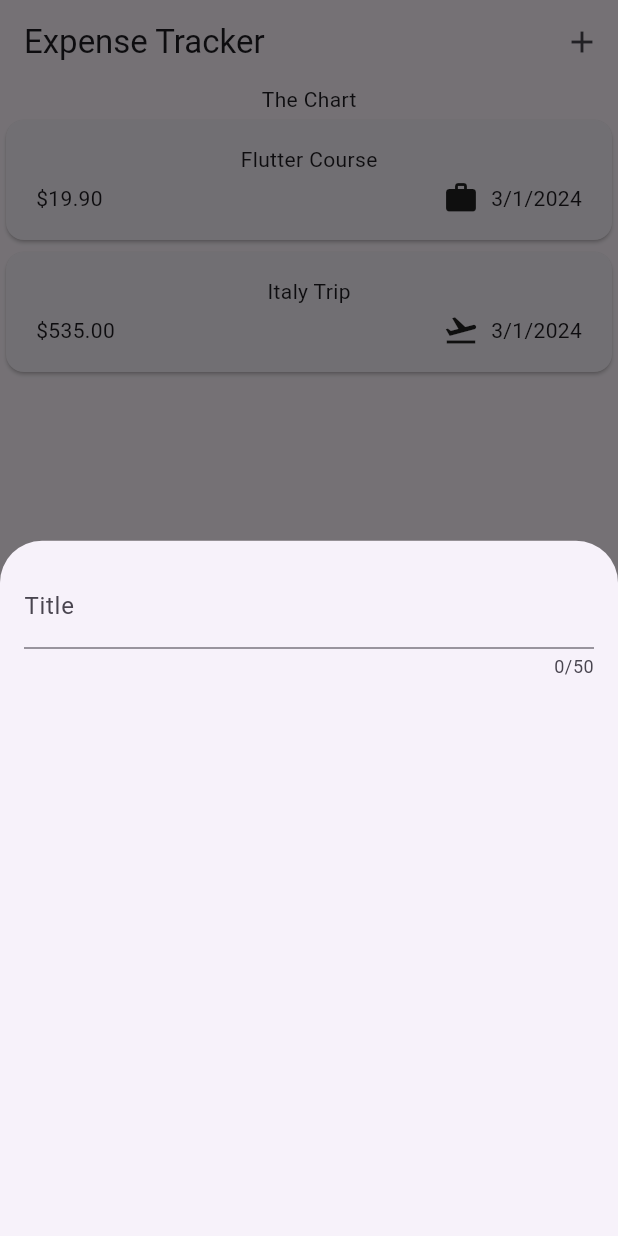
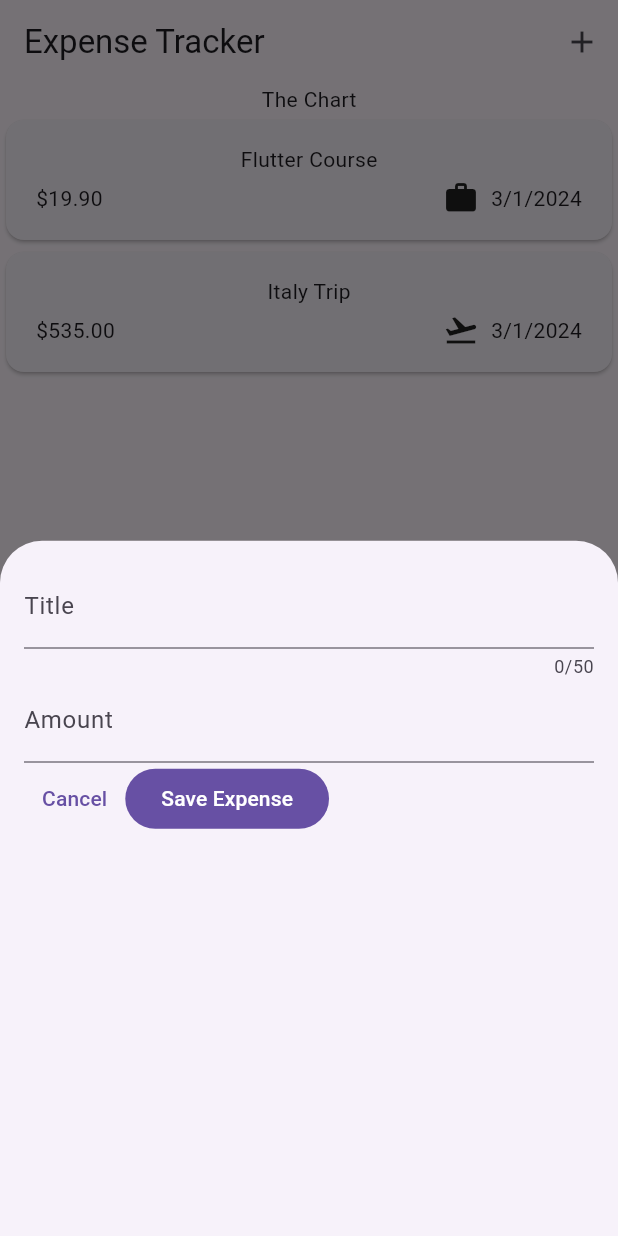
Before and after one commit to suhejbmorina99/flutter_mini_projects, a Flutter app: the screen it shows after launch, after a tap on the "add" icon, on a phone screen of 412 x 824 dp. Run offline on Flutter 3.47's test engine with Material 3 defaults, Android fonts, the phone set to English and light mode, and no system bars; our stand-ins replace google_fonts.

Commit message:
added some more contetn in the overlay expense

```diff
--- a/expense_tracker/lib/widgets/new_expense.dart
+++ b/expense_tracker/lib/widgets/new_expense.dart
@@ -10,17 +10,53 @@ class NewExpense extends StatefulWidget {
 }
 
 class _NewEXpenseState extends State<NewExpense> {
+  final _titleController = TextEditingController();
+  final _amountController = TextEditingController();
+
+  @override
+  void dispose() {
+    _titleController.dispose();
+    _amountController.dispose();
+    super.dispose();
+  }
+
   @override
   Widget build(BuildContext context) {
-    return const Padding(
-      padding: EdgeInsets.all(16),
+    return Padding(
+      padding: const EdgeInsets.all(16),
       child: Column(
         children: [
           TextField(
+            controller: _titleController,
             maxLength: 50,
-            decoration: InputDecoration(
+            decoration: const InputDecoration(
               label: Text('Title'),
             ),
+          ),
+          TextField(
+            controller: _amountController,
+            keyboardType: TextInputType.number,
+            decoration: const InputDecoration(
+              prefixText: '\$ ',
+              label: Text('Amount'),
+            ),
+          ),
+          Row(
+            children: [
+              TextButton(
+                onPressed: () {
+                  Navigator.pop(context);
+                },
+                child: const Text('Cancel'),
+              ),
+              FilledButton(
+                onPressed: () {
+                  print(_titleController.text);
+                  print(_amountController.text);
+                },
+                child: const Text('Save Expense'),
+              )
+            ],
           ),
         ],
       ),
```
